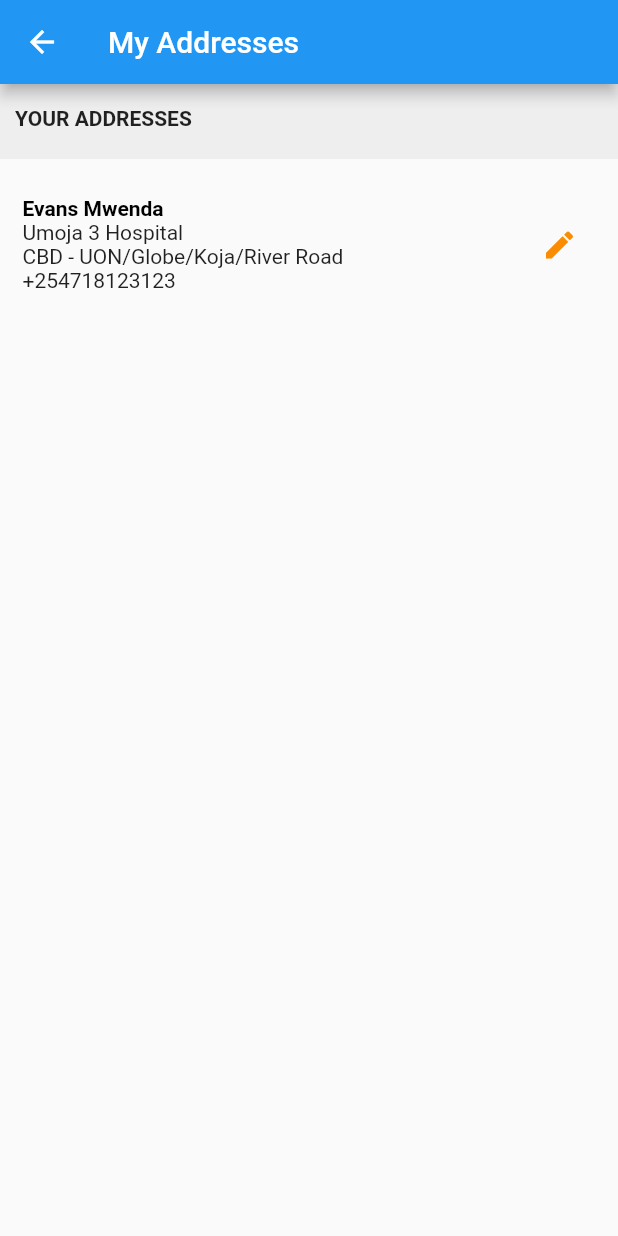
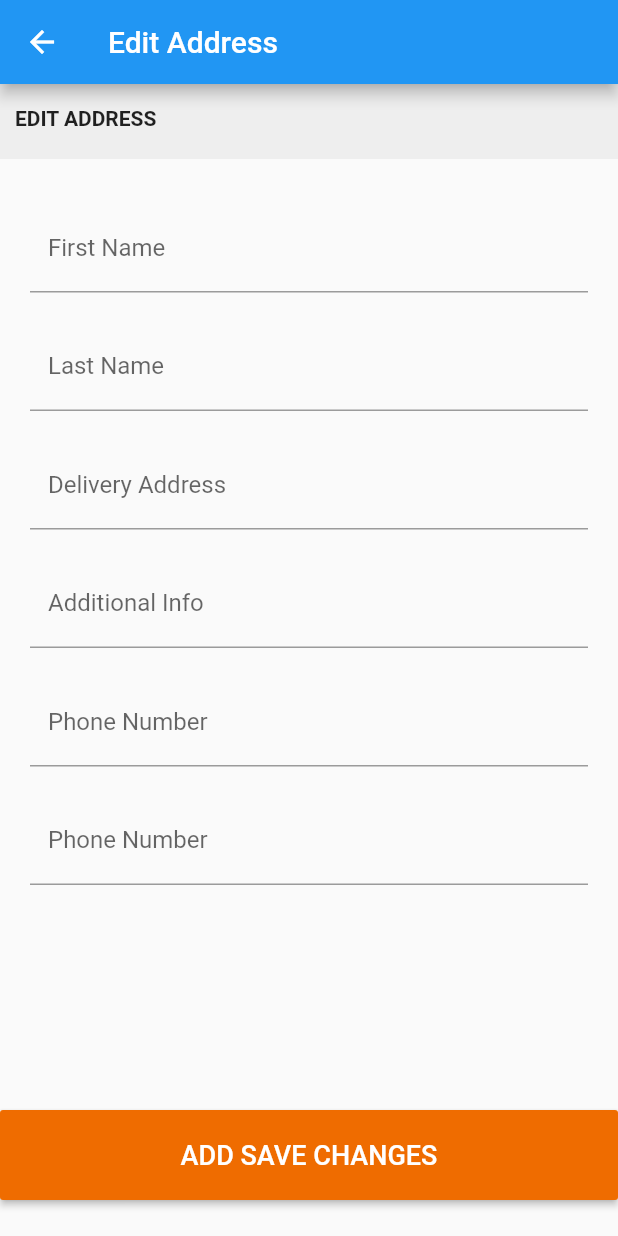
Before and after one commit to evansmwenda/RaashinEcommerce, a Flutter app: the MyAddresses screen opened by its route, after a tap on the "edit" icon, on a phone screen of 412 x 824 dp. Run offline on Flutter 3.47's test engine with Material 2 defaults, Android fonts, the phone set to English and light mode, and no system bars; our stand-ins replace cached_network_image, carousel_slider, flutter_rating_bar, shared_preferences, toast; accounts and stored records are empty.

Commit message:
added edit/add new address screen

```diff
--- a/lib/main.dart
+++ b/lib/main.dart
@@ -2,6 +2,7 @@ import 'package:flutter/material.dart';
 import 'package:raashin/screens/account_screen.dart';
 import 'package:raashin/screens/cart_details.dart';
 import 'package:raashin/screens/categories_screen.dart';
+import 'package:raashin/screens/edit_address.dart';
 import 'package:raashin/screens/home_page.dart';
 import 'package:raashin/screens/login.dart';
 import 'package:raashin/screens/my_addresses.dart';
@@ -41,6 +42,7 @@ void main() {
         SavedItems.routeName: (context) => SavedItems(),//SavedItems
         MyProfile.routeName: (context) => MyProfile(),//MyProfile
         MyAddresses.routeName: (context) => MyAddresses(),//MyAddresses
+        EditAddress.routeName: (context) => EditAddress(),//EditAddress
         //ProductDetails
 
 
--- /dev/null
+++ b/lib/screens/edit_address.dart
@@ -0,0 +1,206 @@
+import 'package:flutter/material.dart';
+
+class EditAddress extends StatefulWidget {
+  static const routeName = '/edit-address';
+  @override
+  _EditAddressState createState() => _EditAddressState();
+}
+
+class _EditAddressState extends State<EditAddress> {
+  final _formKey = GlobalKey<FormState>();
+  bool _isLoading = false;
+
+  final fnameController = TextEditingController();
+  final lnameController = TextEditingController();
+  final phoneController = TextEditingController();
+  final addressController = TextEditingController();
+
+  FocusNode myFocusNode;
+  @override
+  void initState() {
+    super.initState();
+    // myFocusNode = FocusNode();
+  }
+
+  @override
+  void dispose() {
+    // Clean up the controller when the widget is disposed.
+    fnameController.dispose();
+    lnameController.dispose();
+    phoneController.dispose();
+    addressController.dispose();
+    myFocusNode.dispose();
+    super.dispose();
+  }
+
+  @override
+  Widget build(BuildContext context) {
+    var device_width = MediaQuery.of(context).size.height;
+    return Scaffold(
+      appBar: AppBar(
+        title: Text("Edit Address"),
+      ),
+      body: Container(
+        height: MediaQuery.of(context).size.height,
+        child: ListView(
+          children: <Widget>[
+            Container(
+              decoration: BoxDecoration(
+                color: Colors.green[70],
+              ),
+              height: MediaQuery.of(context).size.height - 140.0,
+              child: Column(
+                crossAxisAlignment: CrossAxisAlignment.center,
+                children: <Widget>[
+                  Container(
+                    decoration: BoxDecoration(
+                      color: Colors.grey[200],
+                    ),
+                    height: 50.0,
+                    width: device_width,
+                    padding: EdgeInsets.symmetric(
+                      horizontal: 10.0,
+                      vertical: 15.0,
+                    ),
+                    child: Text(
+                      "EDIT ADDRESS",
+                      style: TextStyle(
+                        fontWeight: FontWeight.bold,
+                      ),
+                    ),
+                  ),
+                  SizedBox(
+                    height: 10.0,
+                  ),
+                  Container(
+                    padding: EdgeInsets.all(20.0),
+                    child: Form(
+                      key: _formKey,
+                      child: Column(
+                        children: <Widget>[
+                          TextFormField(
+                            // The validator receives the text that the user has entered.
+                            validator: (value) {
+                              if (value.isEmpty) {
+                                return 'Please enter a valid First Name';
+                              }
+                              return null;
+                            },
+                            cursorColor: Colors.blue,
+                            controller: fnameController,
+                            // focusNode: myFocusNode,
+                            decoration: InputDecoration(
+                                labelText: "First Name",
+                                contentPadding: EdgeInsets.all(12.0)),
+                          ),
+                          SizedBox(
+                            height: 20.0,
+                          ),
+                          TextFormField(
+                            // The validator receives the text that the user has entered.
+                            validator: (value) {
+                              if (value.isEmpty) {
+                                return 'Please enter a valid Last Name';
+                              }
+                              return null;
+                            },
+                            cursorColor: Colors.blue,
+                            controller: lnameController,
+                            // focusNode: myFocusNode,
+                            decoration: InputDecoration(
+                                labelText: "Last Name",
+                                contentPadding: EdgeInsets.all(12.0)),
+                          ),
+                          SizedBox(
+                            height: 20.0,
+                          ),
+                          TextFormField(
+                            // The validator receives the text that the user has entered.
+                            validator: (value) {
+                              if (value.isEmpty) {
+                                return 'Please enter a valid delivery address';
+                              }
+                              return null;
+                            },
+                            cursorColor: Colors.blue,
+                            controller: addressController,
+                            decoration: InputDecoration(
+                                labelText: "Delivery Address",
+                                contentPadding: EdgeInsets.all(12.0)),
+                          ),
+                          SizedBox(
+                            height: 20.0,
+                          ),
+                          TextFormField(
+                            // The validator receives the text that the user has entered.
+                            cursorColor: Colors.blue,
+                            controller: phoneController,
+                            // focusNode: myFocusNode,
+                            decoration: InputDecoration(
+                                labelText: "Additional Info",
+                                contentPadding: EdgeInsets.all(12.0)),
+                          ),
+                          SizedBox(
+                            height: 20.0,
+                          ),
+                          TextFormField(
+                            // The validator receives the text that the user has entered.
+                            validator: (value) {
+                              if (value.isEmpty) {
+                                return 'Please enter a valid Phone Number';
+                              }
+                              return null;
+                            },
+                            cursorColor: Colors.blue,
+                            controller: phoneController,
+                            // focusNode: myFocusNode,
+                            decoration: InputDecoration(
+                                labelText: "Phone Number",
+                                contentPadding: EdgeInsets.all(12.0)),
+                          ),
+                          SizedBox(
+                            height: 20.0,
+                          ),
+                          TextFormField(
+                            // The validator receives the text that the user has entered.
+                            validator: (value) {
+                              if (value.isEmpty) {
+                                return 'Please enter a valid Phone Number';
+                              }
+                              return null;
+                            },
+                            cursorColor: Colors.blue,
+                            controller: phoneController,
+                            // focusNode: myFocusNode,
+                            decoration: InputDecoration(
+                                labelText: "Phone Number",
+                                contentPadding: EdgeInsets.all(12.0)),
+                          ),
+                        ],
+                      ),
+                    ),
+                  ),
+                ],
+              ),
+            ),
+            Align(
+              alignment: FractionalOffset.bottomCenter,
+              child: Container(
+                width: MediaQuery.of(context).size.width,
+                height: 60.0,
+                child: RaisedButton(
+                  onPressed: () {},
+                  color: Colors.orange[800],
+                  child: Text(
+                    "ADD SAVE CHANGES",
+                    style: TextStyle(color: Colors.white, fontSize: 18.0),
+                  ),
+                ),
+              ),
+            ),
+          ],
+        ),
+      ),
+    );
+  }
+}
--- a/lib/screens/my_addresses.dart
+++ b/lib/screens/my_addresses.dart
@@ -1,4 +1,5 @@
 import 'package:flutter/material.dart';
+import 'package:raashin/screens/edit_address.dart';
 
 class MyAddresses extends StatefulWidget {
   static const routeName = '/my-addresses';
@@ -17,9 +18,13 @@ class _MyAddressesState extends State<MyAddresses> {
       body: Container(
         height: MediaQuery.of(context).size.height,
         child: ListView(
-          // padding: EdgeInsets.all(30.0),
           children: <Widget>[
-            Column(
+            Container(
+              decoration: BoxDecoration(
+                color: Colors.green[70],
+              ),
+              height:MediaQuery.of(context).size.height -140.0,
+              child: Column(
                 crossAxisAlignment: CrossAxisAlignment.center,
                 children: <Widget>[
                   Container(
@@ -64,14 +69,36 @@ class _MyAddressesState extends State<MyAddresses> {
                         ),
                         IconButton(
                           icon: Icon(Icons.edit),
-                        onPressed: () {},
+                          onPressed: () {
+                            Navigator.pushNamed(context, EditAddress.routeName);
+                          },
                           color: Colors.orange[600],
                         ),
                       ],
                     ),
-                )
+                  ),
+                  Divider(thickness: 1,color: Colors.grey,),
                 ],
-            )
+              ),
+            ),
+            Align(
+              alignment: FractionalOffset.bottomCenter,
+              child: Container(
+                width: MediaQuery.of(context).size.width,
+                height: 60.0,
+                child: RaisedButton(
+                  onPressed: () {
+                    Navigator.pushNamed(context, EditAddress.routeName);
+                  },
+                  color: Colors.orange[800],
+                  child: Text("ADD NEW ADDRESS", style: TextStyle(
+                      color: Colors.white,
+                      fontSize: 18.0
+                  ),),
+                ),
+              ),
+            ),
+
           ],
         ),
       ),
```
Lines whose indentation alone changed are shown as unchanged.
